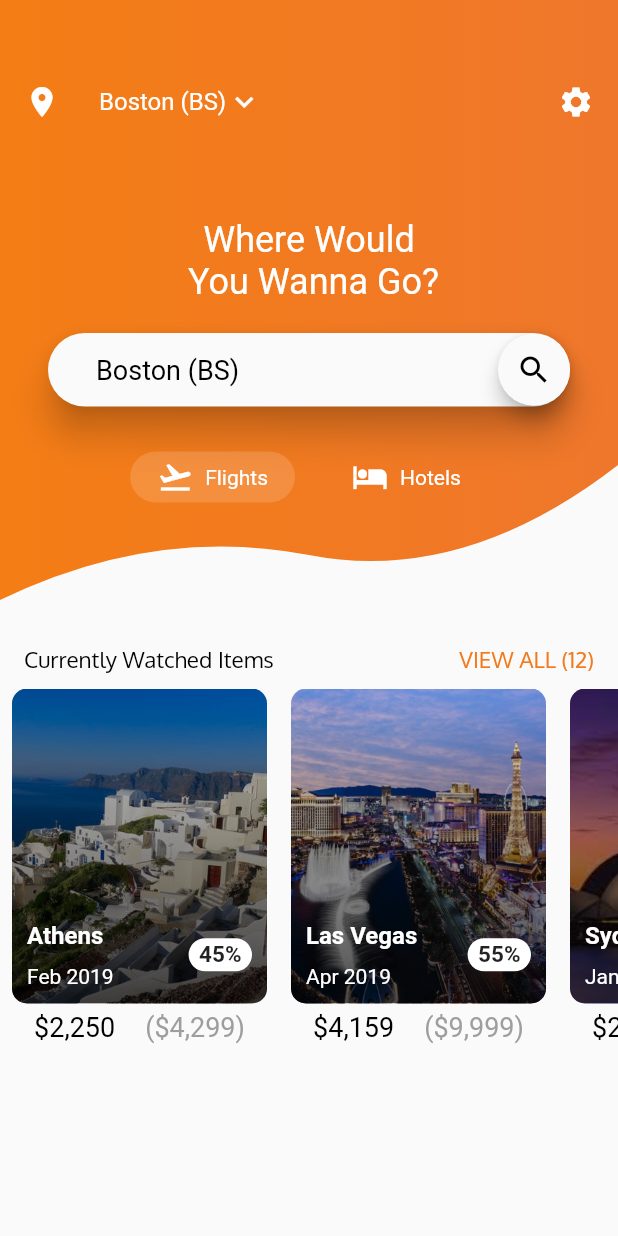
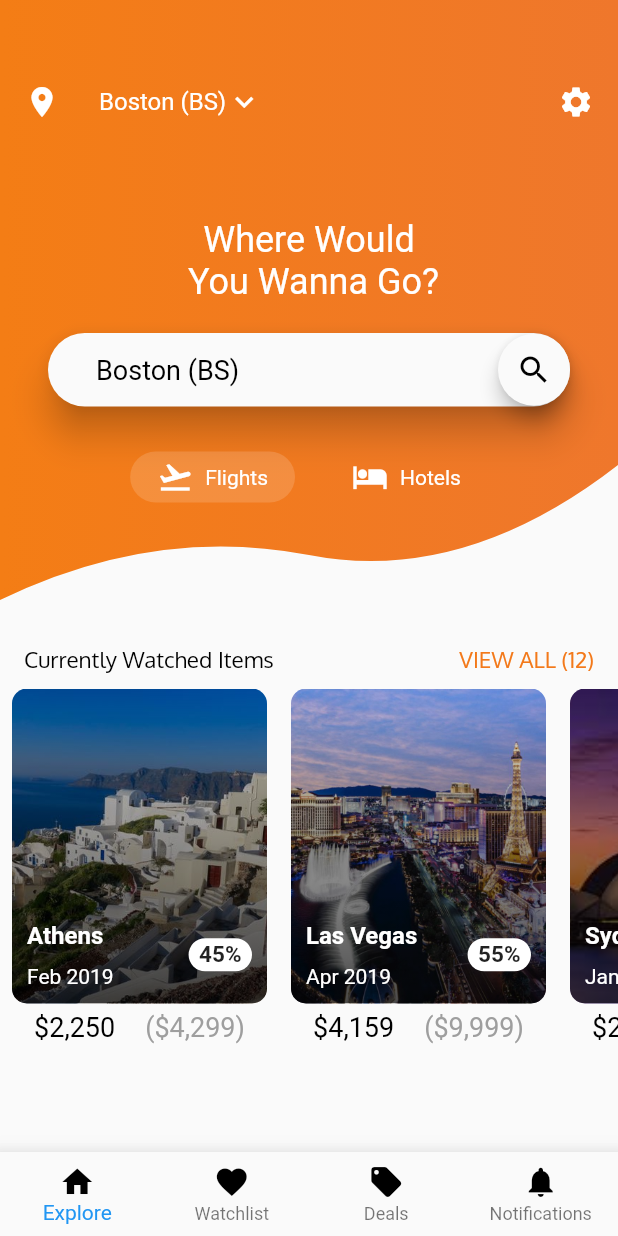
Before and after one commit to phemmelliot/Flutter-Flight-App, a Flutter app: the screen it shows after launch, on a phone screen of 412 x 824 dp. Run offline on Flutter 3.47's test engine with Material 2 defaults, Android fonts, the phone set to English and light mode, and no system bars.

Commit message:
Add bottom navigation file

```diff
--- /dev/null
+++ b/lib/AppBar/custom_app_bar.dart
@@ -0,0 +1,50 @@
+import 'package:flutter/material.dart';
+
+class CustomAppBar extends StatelessWidget {
+  final List<BottomNavigationBarItem> bottomBarItems = [];
+  final TextStyle passiveNavigationItemStyle = TextStyle(
+    color: Colors.black87,
+    fontSize: 16.0
+  );
+
+  CustomAppBar() {
+    bottomBarItems.add(
+        BottomNavigationBarItem(
+            icon: Icon(Icons.home, color: Colors.black,) ,
+            title: Text('Explore', style: passiveNavigationItemStyle,)
+        )
+    );
+
+    bottomBarItems.add(
+        BottomNavigationBarItem(
+            icon: Icon(Icons.favorite, color: Colors.black,) ,
+            title: Text('Watchlist', style: passiveNavigationItemStyle,)
+        )
+    );
+
+    bottomBarItems.add(
+        BottomNavigationBarItem(
+            icon: Icon(Icons.local_offer, color: Colors.black,) ,
+            title: Text('Deals', style: passiveNavigationItemStyle,)
+        )
+    );
+
+    bottomBarItems.add(
+        BottomNavigationBarItem(
+            icon: Icon(Icons.notifications, color: Colors.black,) ,
+            title: Text('Notifications', style: passiveNavigationItemStyle,)
+        )
+    );
+  }
+
+  @override
+  Widget build(BuildContext context) {
+    return Material(
+      elevation: 15.0,
+      child: BottomNavigationBar(
+        items: bottomBarItems,
+        type: BottomNavigationBarType.fixed,
+      ),
+    );
+  }
+}
--- a/lib/main.dart
+++ b/lib/main.dart
@@ -5,6 +5,7 @@ import 'constants.dart';
 import 'choice_clip.dart';
 import 'Data/data.dart';
 import 'package:intl/intl.dart';
+import 'AppBar/custom_app_bar.dart';
 
 void main() => runApp(HomeScreen());
 
@@ -15,6 +16,7 @@ class HomeScreen extends StatelessWidget {
       title: 'Flight App',
       debugShowCheckedModeBanner: false,
       home: Scaffold(
+        bottomNavigationBar: CustomAppBar(),
         body: SingleChildScrollView(
           scrollDirection: Axis.vertical,
           child: Column(
```
